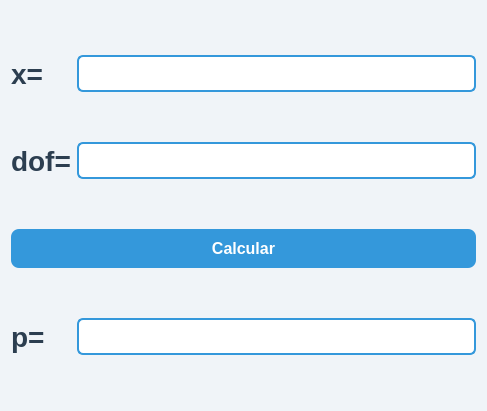
paulobroes28-dev/Proyectos, file gui/programa_2.ui: the form before one commit.
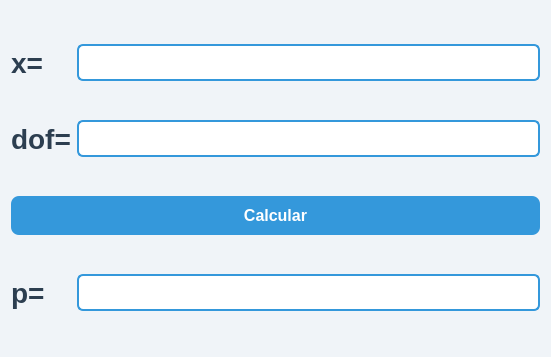
The form after the commit.

Patch:
```diff
--- a/gui/programa_2.ui
+++ b/gui/programa_2.ui
@@ -6,8 +6,8 @@
    <rect>
     <x>0</x>
     <y>0</y>
-    <width>487</width>
-    <height>411</height>
+    <width>551</width>
+    <height>357</height>
    </rect>
   </property>
   <property name="windowTitle">
```
